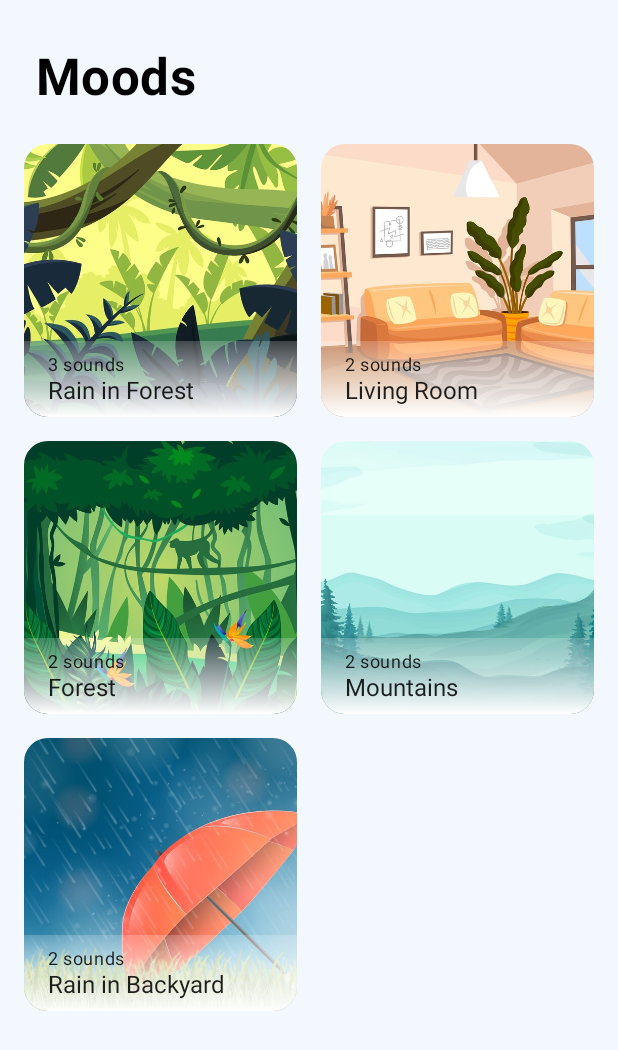
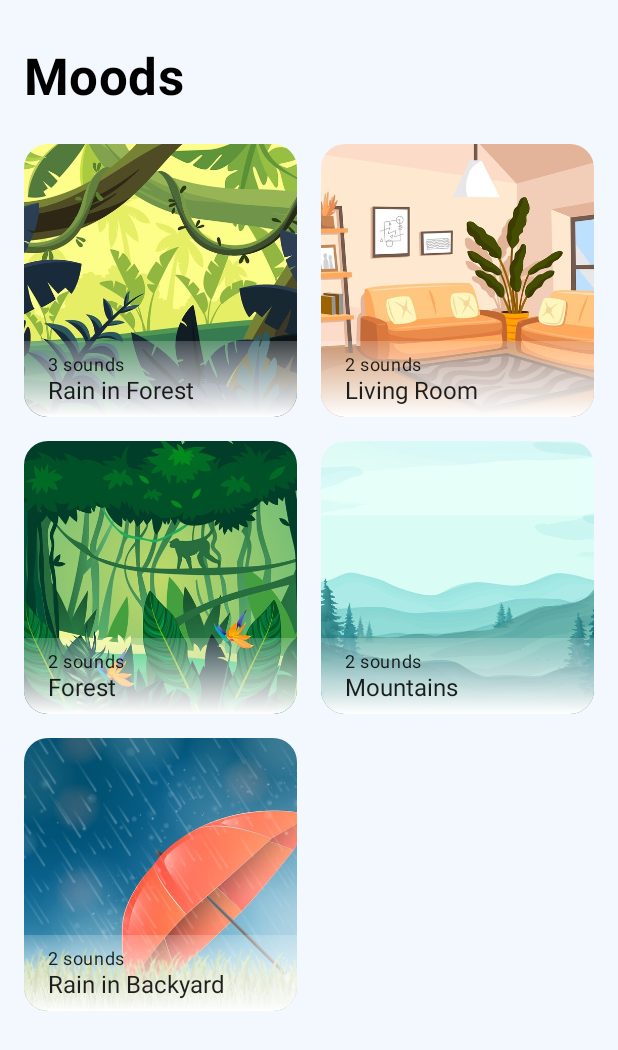
Before and after one commit to deddyrumapea/Chillax, an Android app built with Jetpack Compose: the composable MoodsScreen shown on its own in the app's theme, on a phone screen of 412 x 824 dp. Shown: the top 1050 px of the screen. Run offline under Robolectric (Android 15) with nearby library versions, the phone set to English and light mode, and no system bars; our stand-ins replace Dagger/Hilt's generated code, accompanist; libraries missing offline, so code that uses them is left out: com.ramcosta.composedestinations; 5 statements that could not run were skipped.

Commit message:
fix: assymetrical padding of MoodsScreen title

```diff
--- a/app/src/main/java/com/romnan/chillax/presentation/composable/component/ScreenTitle.kt
+++ b/app/src/main/java/com/romnan/chillax/presentation/composable/component/ScreenTitle.kt
@@ -1,5 +1,6 @@
 package com.romnan.chillax.presentation.composable.component
 
+import androidx.compose.foundation.layout.PaddingValues
 import androidx.compose.foundation.layout.padding
 import androidx.compose.material.MaterialTheme
 import androidx.compose.material.Text
@@ -12,15 +13,16 @@ import com.romnan.chillax.presentation.composable.theme.spacing
 fun ScreenTitle(
     text: String,
     modifier: Modifier = Modifier,
+    paddingValues: PaddingValues = PaddingValues(
+        start = MaterialTheme.spacing.medium,
+        top = MaterialTheme.spacing.large,
+        end = MaterialTheme.spacing.medium,
+        bottom = MaterialTheme.spacing.medium,
+    ),
 ) = Text(
     text = text,
     style = MaterialTheme.typography.h4,
     fontWeight = FontWeight.Bold,
     color = MaterialTheme.colors.onBackground,
-    modifier = modifier.padding(
-        start = MaterialTheme.spacing.medium,
-        top = MaterialTheme.spacing.large,
-        end = MaterialTheme.spacing.medium,
-        bottom = MaterialTheme.spacing.medium,
-    ),
+    modifier = modifier.padding(paddingValues),
 )
--- a/app/src/main/java/com/romnan/chillax/presentation/composable/moods/MoodsScreen.kt
+++ b/app/src/main/java/com/romnan/chillax/presentation/composable/moods/MoodsScreen.kt
@@ -1,9 +1,6 @@
 package com.romnan.chillax.presentation.composable.moods
 
-import androidx.compose.foundation.layout.Spacer
-import androidx.compose.foundation.layout.fillMaxSize
-import androidx.compose.foundation.layout.height
-import androidx.compose.foundation.layout.padding
+import androidx.compose.foundation.layout.*
 import androidx.compose.foundation.lazy.grid.GridCells
 import androidx.compose.foundation.lazy.grid.GridItemSpan
 import androidx.compose.foundation.lazy.grid.LazyVerticalGrid
@@ -40,7 +37,15 @@ fun MoodsScreen(
                 .padding(horizontal = MaterialTheme.spacing.small),
         ) {
             item(span = { GridItemSpan(currentLineSpan = 2) }) {
-                ScreenTitle(text = stringResource(id = R.string.moods))
+                ScreenTitle(
+                    text = stringResource(id = R.string.moods),
+                    paddingValues = PaddingValues(
+                        start = MaterialTheme.spacing.small,
+                        top = MaterialTheme.spacing.large,
+                        end = MaterialTheme.spacing.small,
+                        bottom = MaterialTheme.spacing.medium,
+                    ),
+                )
             }
 
             items(count = moods.size) { i ->
```
